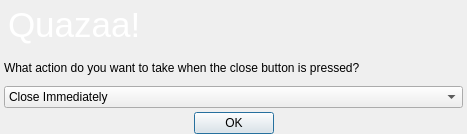
c3c/quazaa, file branches/Rewrite/UI/dialogclosetype.ui: the form before one commit.
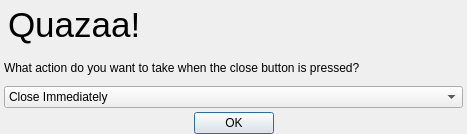
The form after the commit. Icons and pictures are not drawn.

Commit message: Removed remaining hard coded skinning style sheets from ui. Fixed default app menu appearing to right of nav toolbar. Now appears where menu should appear.

The edit to the form file:
```diff
--- a/branches/Rewrite/UI/dialogclosetype.ui
+++ b/branches/Rewrite/UI/dialogclosetype.ui
@@ -59,10 +59,6 @@
        <height>50</height>
       </size>
      </property>
-     <property name="styleSheet">
-      <string notr="true">background-image: url(:/Resource/HeaderBackground.png);
-color: rgb(255, 255, 255);</string>
-     </property>
      <property name="frameShape">
       <enum>QFrame::NoFrame</enum>
      </property>
```
The commit also changes 33 other files.
